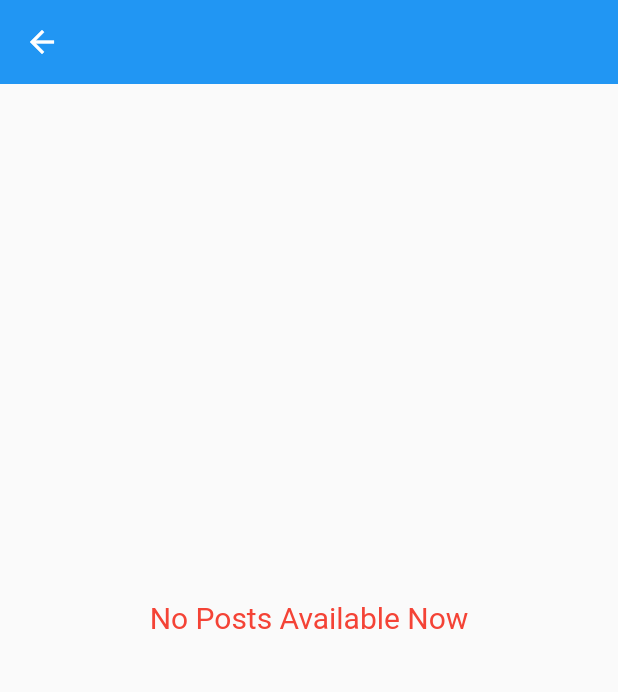
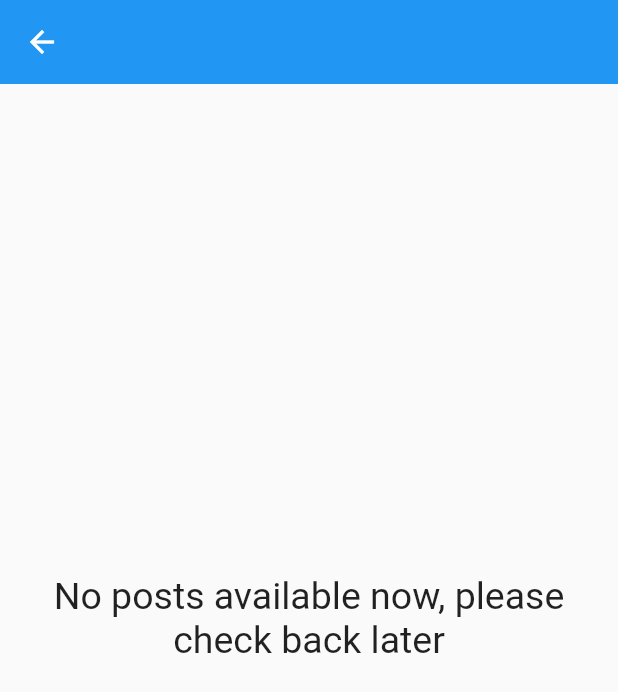
Before and after one commit to LawrenciaDzifa/quotes, a Flutter app: the CategoryDetail screen opened directly with empty values, on a phone screen of 412 x 824 dp. Shown: the top 692 px of the screen. Run offline on Flutter 3.47's test engine with Material 2 defaults, Android fonts, the phone set to English and light mode, and no system bars; our stand-ins replace flutter_html; network calls fail.

Commit message:
added screenshots

```diff
--- a/lib/Views/category_detail.dart
+++ b/lib/Views/category_detail.dart
@@ -44,18 +44,30 @@ class _CategoryDetailState extends State<CategoryDetail> {
                 }
                 //print(snapshot.data);
                 if (snapshot.data == null) {
-                  return Center(
-                    child: Text(
-                      'No Posts Available Now',
-                      style: TextStyle(fontSize: 20, color: Colors.red),
+                  return Padding(
+                    padding: const EdgeInsets.symmetric(horizontal: 25.0),
+                    child: Center(
+                      child: Text(
+                        'No posts available now, please check back later',
+                        textAlign: TextAlign.center,
+                        style: TextStyle(
+                          fontSize: 25,
+                        ),
+                      ),
                     ),
                   );
                 }
                 if (snapshot.data!.isEmpty) {
-                  return Center(
-                    child: Text(
-                      'No Posts Available Now',
-                      style: TextStyle(fontSize: 20, color: Colors.red),
+                  return Padding(
+                    padding: const EdgeInsets.symmetric(horizontal: 25.0),
+                    child: Center(
+                      child: Text(
+                        'No posts available now, please check back later',
+                        textAlign: TextAlign.center,
+                        style: TextStyle(
+                          fontSize: 25,
+                        ),
+                      ),
                     ),
                   );
                 }
```
Also changed, not shown: ss/ss4.png (added).
